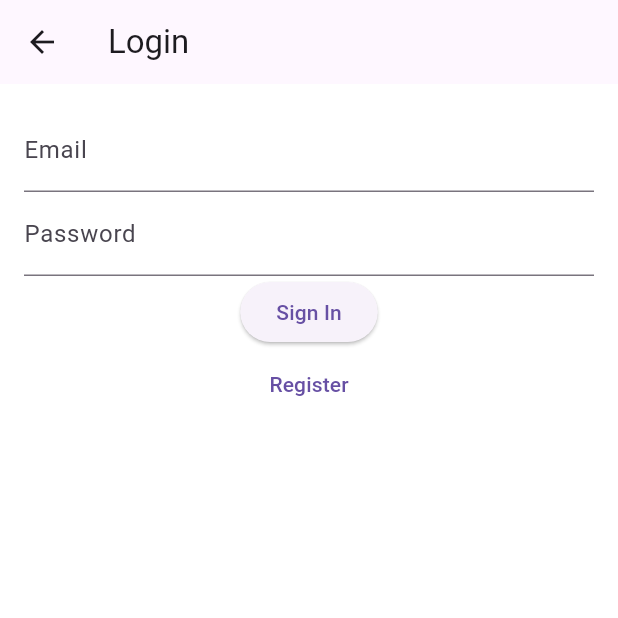
After one commit to kambalashanmukh/NewzBot, a Flutter app: the screen it shows after launch, in the side drawer, after a tap on "Login", on a phone screen of 412 x 824 dp, the top half of it. The commit adds this screen. Run offline on Flutter 3.47's test engine with Material 3 defaults, Android fonts, the phone set to English and light mode, and no system bars; our stand-ins replace firebase_auth, firebase_core, fl_chart, google_sign_in, hive, hive_flutter and 1 more; missing offline and left inert: webview_flutter_android; accounts and stored records are empty; network calls fail.

Commit message:
feat: implement authentication with Firebase and Google Sign-In, add login screen

```diff
--- /dev/null
+++ b/lib/login_screen.dart
@@ -0,0 +1,56 @@
+import 'package:flutter/material.dart';
+import 'auth_service.dart';
+import 'package:provider/provider.dart';
+
+class LoginScreen extends StatelessWidget {
+  final TextEditingController _emailController = TextEditingController();
+  final TextEditingController _passwordController = TextEditingController();
+
+  @override
+  Widget build(BuildContext context) {
+    final authService = Provider.of<AuthService>(context);
+    return Scaffold(
+      appBar: AppBar(title: const Text('Login')),
+      body: Padding(
+        padding: const EdgeInsets.all(16.0),
+        child: Column(
+          children: [
+            TextField(
+              controller: _emailController,
+              decoration: const InputDecoration(labelText: 'Email'),
+            ),
+            TextField(
+              controller: _passwordController,
+              obscureText: true,
+              decoration: const InputDecoration(labelText: 'Password'),
+            ),
+            ElevatedButton(
+              onPressed: () async {
+                final user = await authService.signInWithEmail(
+                  _emailController.text,
+                  _passwordController.text,
+                );
+                if (user != null) {
+                  Navigator.pop(context);
+                }
+              },
+              child: const Text('Sign In'),
+            ),
+            TextButton(
+              onPressed: () async {
+                final user = await authService.registerWithEmail(
+                  _emailController.text,
+                  _passwordController.text,
+                );
+                if (user != null) {
+                  Navigator.pop(context);
+                }
+              },
+              child: const Text('Register'),
+            ),
+          ],
+        ),
+      ),
+    );
+  }
+}
--- a/lib/main.dart
+++ b/lib/main.dart
@@ -10,15 +10,31 @@ import 'chat_screen.dart';
 import 'market_page.dart';
 import 'package:firebase_core/firebase_core.dart';
 import 'firebase_options.dart';
+import 'package:firebase_auth/firebase_auth.dart';
+import 'package:provider/provider.dart';
+import 'auth_service.dart';
+import 'login_screen.dart';
 
 void main() async {
   WidgetsFlutterBinding.ensureInitialized();
+  await Firebase.initializeApp(
+    options: DefaultFirebaseOptions.currentPlatform,
+  );
   await Hive.initFlutter();
   Hive.registerAdapter(MarketDataAdapter());
   await Hive.openBox<MarketData>('marketData');
-  runApp(MyApp());
-  await Firebase.initializeApp(
-  options: DefaultFirebaseOptions.currentPlatform,
+
+  runApp(
+    MultiProvider(
+      providers: [
+        Provider<AuthService>(create: (_) => AuthService()),
+        StreamProvider<User?>.value(
+          value: AuthService().authStateChanges,
+          initialData: null,
+        ),
+      ],
+      child: const MyApp(),
+    ),
   );
 }
 
@@ -97,10 +113,8 @@ class MyAppState extends State<MyApp> with TickerProviderStateMixin {
         }
       }
       return articles;
-    } /*else {
-      throw Exception('Failed to load articles');
-    }*/
-    return []; // Return an empty list if the response is not successful
+    }
+    return [];
   }
 
   ThemeData get lightTheme => ThemeData(
@@ -191,6 +205,7 @@ class MyAppState extends State<MyApp> with TickerProviderStateMixin {
   }
 
   Widget buildDrawer(BuildContext context) {
+    final user = Provider.of<User?>(context);
     return Drawer(
       child: ListView(
         padding: EdgeInsets.zero,
@@ -206,15 +221,34 @@ class MyAppState extends State<MyApp> with TickerProviderStateMixin {
                     style: TextStyle(color: Colors.white, fontSize: 10)),
                 const Spacer(),
                 const Icon(Icons.account_circle, size: 60, color: Colors.white),
-                const Text('Hello User!',
-                    style: TextStyle(color: Colors.white, fontSize: 20)),
+                Text(
+                  user != null ? 'Hello ${user.email}!' : 'Hello Guest!',
+                  style: const TextStyle(color: Colors.white, fontSize: 20),
+                ),
               ],
             ),
           ),
           ListTile(
             leading: const Icon(Icons.person),
-            title: const Text('Account'),
-            onTap: () => Navigator.pop(context),
+            title: Text(user != null ? 'Profile' : 'Login'),
+            onTap: () {
+              Navigator.pop(context);
+              if (user == null) {
+                Navigator.push(
+                  context,
+                  MaterialPageRoute(builder: (context) => LoginScreen()),
+                );
+              }
+            },
+          ),
+          if (user != null)
+            ListTile(
+              leading: const Icon(Icons.logout),
+              title: const Text('Logout'),
+              onTap: () async {
+                await Provider.of<AuthService>(context, listen: false).signOut();
+                Navigator.pop(context);
+              },
             ),
           ListTile(
             leading: const Icon(Icons.newspaper),
--- a/pubspec.yaml
+++ b/pubspec.yaml
@@ -39,6 +39,8 @@ dependencies:
   hive: ^2.2.3
   hive_flutter: ^1.1.0
   firebase_core: ^3.13.0
+  firebase_auth: ^5.5.2
+  google_sign_in: ^6.1.5
 
   # The following adds the Cupertino Icons font to your application.
   # Use with the CupertinoIcons class for iOS style icons.
```
Also changed, not shown: lib/auth_service.dart (added, +60 -0 lines), pubspec.lock, 4 other files. Lines whose indentation alone changed are shown as unchanged.
